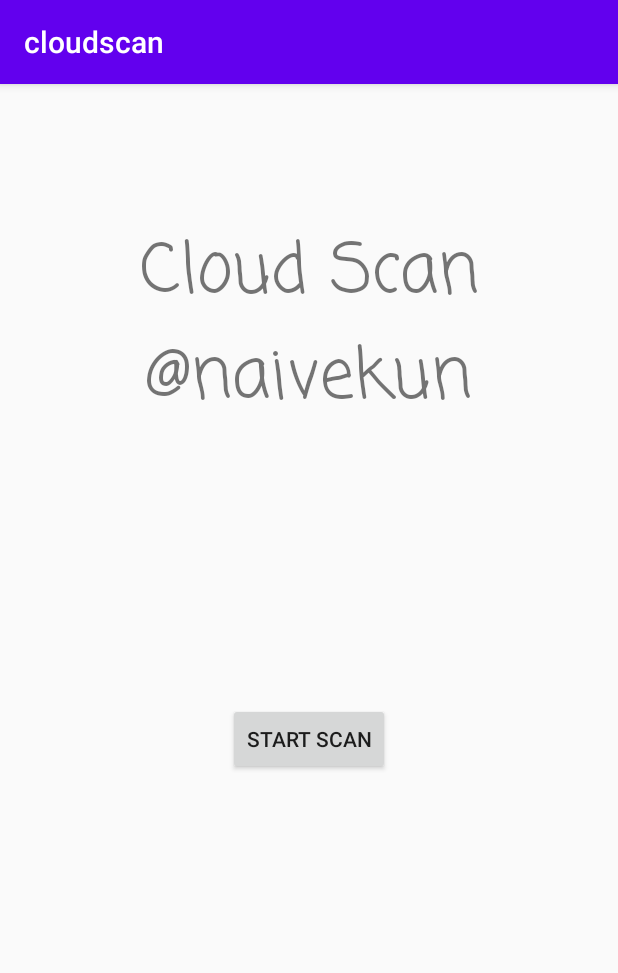
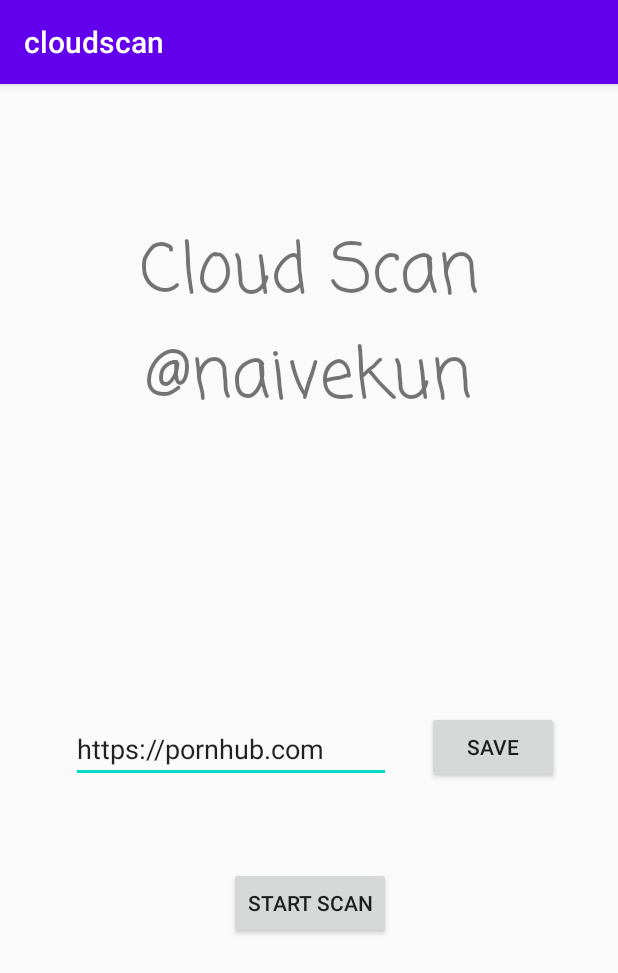
Before and after one commit to naivekun/cloudscan-android, an Android app: the screen it shows after launch (MainActivity), on a phone screen of 412 x 824 dp. Shown: the top 973 px of the screen. Run offline under Robolectric (Android 15) with nearby library versions, the phone set to English and light mode, and no system bars.

Commit message:
add custom server feature

```diff
--- a/app/src/main/java/com/naivekun/cloudscan/CaptureActivity.java
+++ b/app/src/main/java/com/naivekun/cloudscan/CaptureActivity.java
@@ -31,7 +31,7 @@ import java.util.List;
 
 public class CaptureActivity extends Activity {
 
-    private final String SERVER_URL = "http://cloudscan.naivekun.wtf:3000";
+    private String SERVER_URL;
     private DecoratedBarcodeView barcodeView;
     private TextView decodeMessage;
     private String lastDecodedMessage;
@@ -97,6 +97,7 @@ public class CaptureActivity extends Activity {
     protected void onCreate(Bundle savedInstanceState) {
         super.onCreate(savedInstanceState);
         setContentView(R.layout.activity_scan);
+        SERVER_URL = getIntent().getStringExtra("server_addr");
 
         StrictMode.ThreadPolicy policy = new StrictMode.ThreadPolicy.Builder().permitAll().build();
         StrictMode.setThreadPolicy(policy);
--- a/app/src/main/java/com/naivekun/cloudscan/MainActivity.java
+++ b/app/src/main/java/com/naivekun/cloudscan/MainActivity.java
@@ -3,15 +3,22 @@ package com.naivekun.cloudscan;
 import androidx.appcompat.app.AppCompatActivity;
 
 import android.Manifest;
+import android.content.Context;
 import android.content.Intent;
+import android.content.SharedPreferences;
 import android.content.pm.PackageManager;
 import android.os.Bundle;
 import android.view.View;
 import android.widget.Button;
+import android.widget.EditText;
+import android.widget.Toast;
 
 public class MainActivity extends AppCompatActivity {
 
+    EditText serverAddrEdit;
+    Button saveButton;
     Button startButton;
+    String currentServerAddr;
     @Override
     protected void onCreate(Bundle savedInstanceState) {
         super.onCreate(savedInstanceState);
@@ -21,11 +28,31 @@ public class MainActivity extends AppCompatActivity {
             requestPermissions(new String[]{Manifest.permission.CAMERA}, 100);
         }
 
+        serverAddrEdit = (EditText) findViewById(R.id.server_addr_edittext);
+        SharedPreferences sp = getSharedPreferences("data", Context.MODE_PRIVATE);
+        String lastServerAddrString = sp.getString("server_addr", "https://pornhub.com");
+        serverAddrEdit.setText(lastServerAddrString);
+        currentServerAddr = lastServerAddrString;
+
+        saveButton = findViewById(R.id.save_button);
+        saveButton.setOnClickListener(new View.OnClickListener() {
+            @Override
+            public void onClick(View v) {
+                SharedPreferences.Editor spe = sp.edit();
+                String newServerAddr = serverAddrEdit.getText().toString();
+                spe.putString("server_addr", newServerAddr);
+                spe.apply();
+                Toast.makeText(getApplicationContext(), "set server to "+newServerAddr, Toast.LENGTH_SHORT).show();
+            }
+        });
+
+
         startButton = findViewById(R.id.start_button);
         startButton.setOnClickListener(new View.OnClickListener() {
             @Override
             public void onClick(View v) {
                 Intent intent = new Intent(getApplicationContext(), CaptureActivity.class);
+                intent.putExtra("server_addr", currentServerAddr);
                 startActivity(intent);
             }
         });
--- a/app/src/main/res/layout/activity_main.xml
+++ b/app/src/main/res/layout/activity_main.xml
@@ -11,27 +11,50 @@
         android:id="@+id/start_button"
         android:layout_width="wrap_content"
         android:layout_height="wrap_content"
-        android:layout_marginBottom="307dp"
+        android:layout_marginTop="56dp"
         android:text="start scan"
-        app:layout_constraintBottom_toBottomOf="parent"
-        app:layout_constraintEnd_toEndOf="parent"
-        app:layout_constraintStart_toStartOf="parent"
-        app:layout_constraintTop_toBottomOf="@+id/textView2" />
+        app:layout_constraintEnd_toEndOf="@+id/server_addr_edittext"
+        app:layout_constraintTop_toBottomOf="@+id/server_addr_edittext" />
 
     <TextView
         android:id="@+id/textView2"
         android:layout_width="0dp"
         android:layout_height="0dp"
-        android:layout_marginStart="71dp"
+        android:layout_marginStart="70dp"
         android:layout_marginTop="91dp"
-        android:layout_marginEnd="71dp"
-        android:layout_marginBottom="119dp"
+        android:layout_marginEnd="70dp"
+        android:layout_marginBottom="124dp"
         android:fontFamily="casual"
         android:text="Cloud Scan\n@naivekun"
         android:textAlignment="center"
         android:textSize="46sp"
-        app:layout_constraintBottom_toTopOf="@+id/start_button"
+        app:layout_constraintBottom_toTopOf="@+id/save_button"
         app:layout_constraintEnd_toEndOf="parent"
         app:layout_constraintStart_toStartOf="parent"
         app:layout_constraintTop_toTopOf="parent" />
+
+    <Button
+        android:id="@+id/save_button"
+        android:layout_width="wrap_content"
+        android:layout_height="wrap_content"
+        android:layout_marginBottom="302dp"
+        android:text="Save"
+        app:layout_constraintBottom_toBottomOf="parent"
+        app:layout_constraintEnd_toEndOf="parent"
+        app:layout_constraintStart_toEndOf="@+id/server_addr_edittext"
+        app:layout_constraintTop_toBottomOf="@+id/textView2" />
+
+    <EditText
+        android:id="@+id/server_addr_edittext"
+        android:layout_width="wrap_content"
+        android:layout_height="wrap_content"
+        android:layout_marginStart="7dp"
+        android:layout_marginEnd="24dp"
+        android:ems="10"
+        android:inputType="textPersonName"
+        android:text="Server Address"
+        app:layout_constraintBottom_toBottomOf="@+id/save_button"
+        app:layout_constraintEnd_toStartOf="@+id/save_button"
+        app:layout_constraintHorizontal_chainStyle="packed"
+        app:layout_constraintStart_toStartOf="parent" />
 </androidx.constraintlayout.widget.ConstraintLayout>
```
